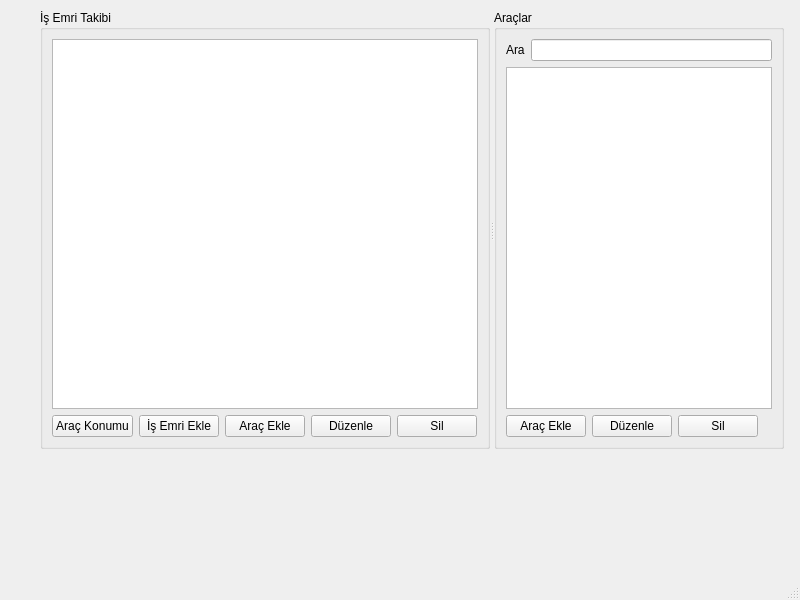
This is prj_Qt/mimecqt/rdb/rdb-1.2/demo/mw.ui in roboturx/aa as Qt 5 draws it before an edit. The edited form follows.
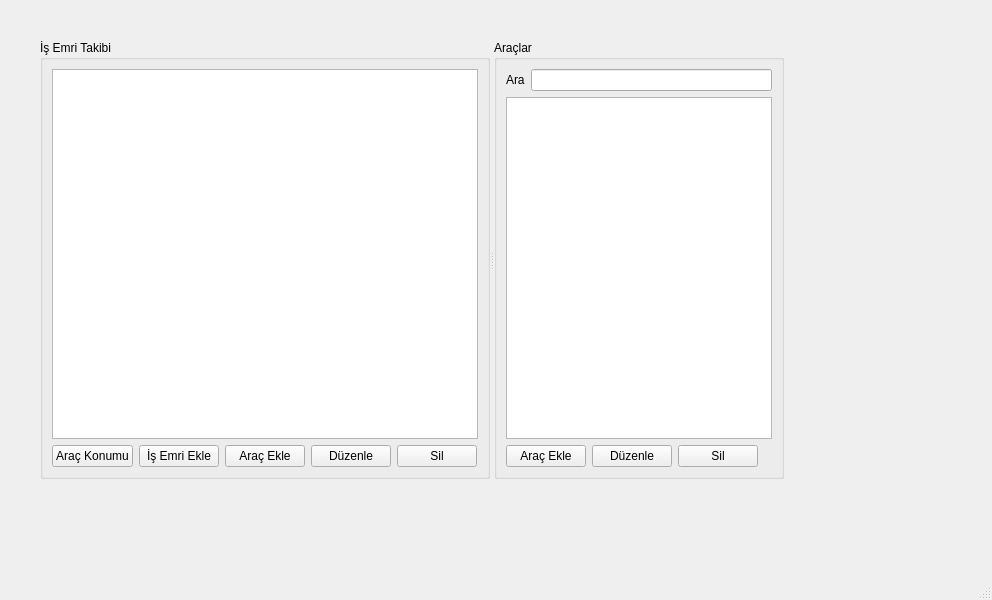
This is the edited form.

Patch:
```diff
--- a/prj_Qt/mimecqt/rdb/rdb-1.2/demo/mw.ui
+++ b/prj_Qt/mimecqt/rdb/rdb-1.2/demo/mw.ui
@@ -6,7 +6,7 @@
    <rect>
     <x>0</x>
     <y>0</y>
-    <width>800</width>
+    <width>992</width>
     <height>600</height>
    </rect>
   </property>
@@ -18,11 +18,23 @@
     <property name="geometry">
      <rect>
       <x>40</x>
-      <y>10</y>
+      <y>40</y>
       <width>744</width>
       <height>439</height>
      </rect>
     </property>
+    <property name="sizePolicy">
+     <sizepolicy hsizetype="Expanding" vsizetype="Preferred">
+      <horstretch>3</horstretch>
+      <verstretch>0</verstretch>
+     </sizepolicy>
+    </property>
+    <property name="minimumSize">
+     <size>
+      <width>214</width>
+      <height>0</height>
+     </size>
+    </property>
     <property name="orientation">
      <enum>Qt::Horizontal</enum>
     </property>
```
Left out of the diff: 2 changed lines with no effect on the pictures.
